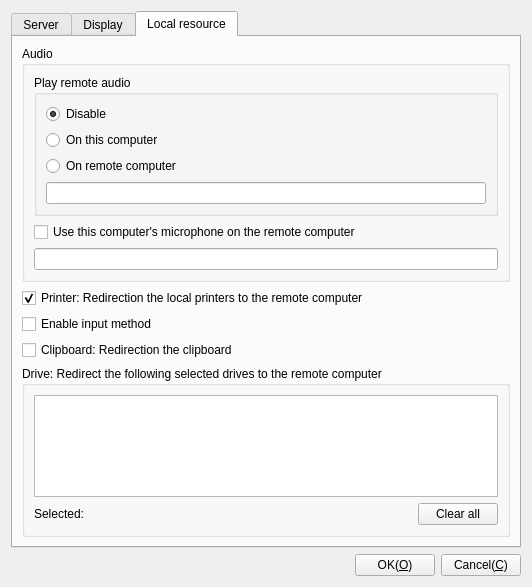
KangLin/RabbitRemoteControl, file Plugins/FreeRDP/Client/DlgSetFreeRDP.ui: the form before one commit.
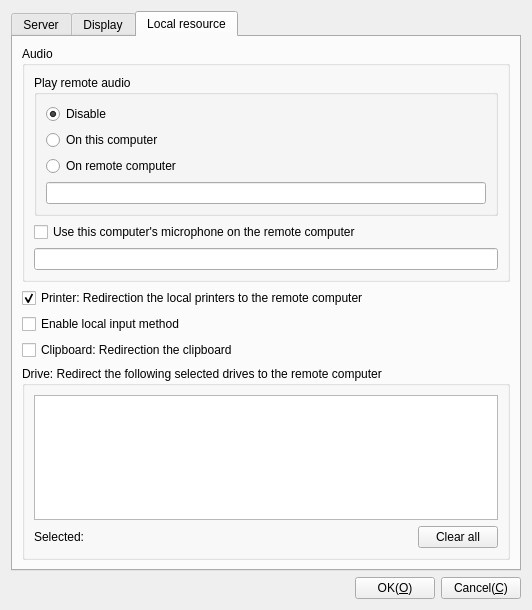
The form after the commit. The open tabs and pages were chosen to show the change. Icons and pictures are not drawn. Custom widgets are drawn as their Qt base class.

Commit message: Plugins::FreeRDP: rename 'Enable input method' to 'Enalbe local input method'

The edit to the form file:
```diff
--- a/Plugins/FreeRDP/Client/DlgSetFreeRDP.ui
+++ b/Plugins/FreeRDP/Client/DlgSetFreeRDP.ui
@@ -7,7 +7,7 @@
     <x>0</x>
     <y>0</y>
     <width>532</width>
-    <height>587</height>
+    <height>610</height>
    </rect>
   </property>
   <property name="windowTitle">
@@ -586,7 +586,7 @@
        <item row="2" column="0">
         <widget class="QCheckBox" name="cbEnableInputMethod">
          <property name="text">
-          <string>Enable input method</string>
+          <string>Enable local input method</string>
          </property>
         </widget>
        </item>
```
Left out of the diff: 2 changed lines with no effect on the pictures. The commit also changes 5 other files.
